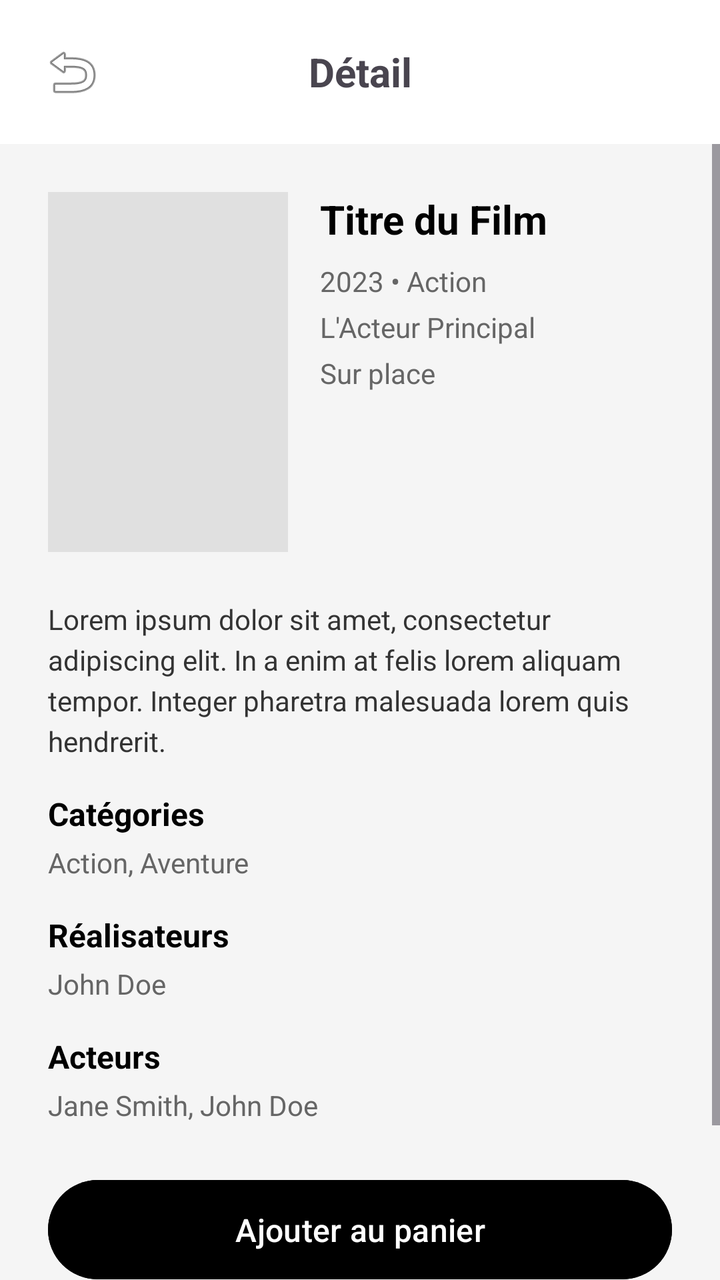
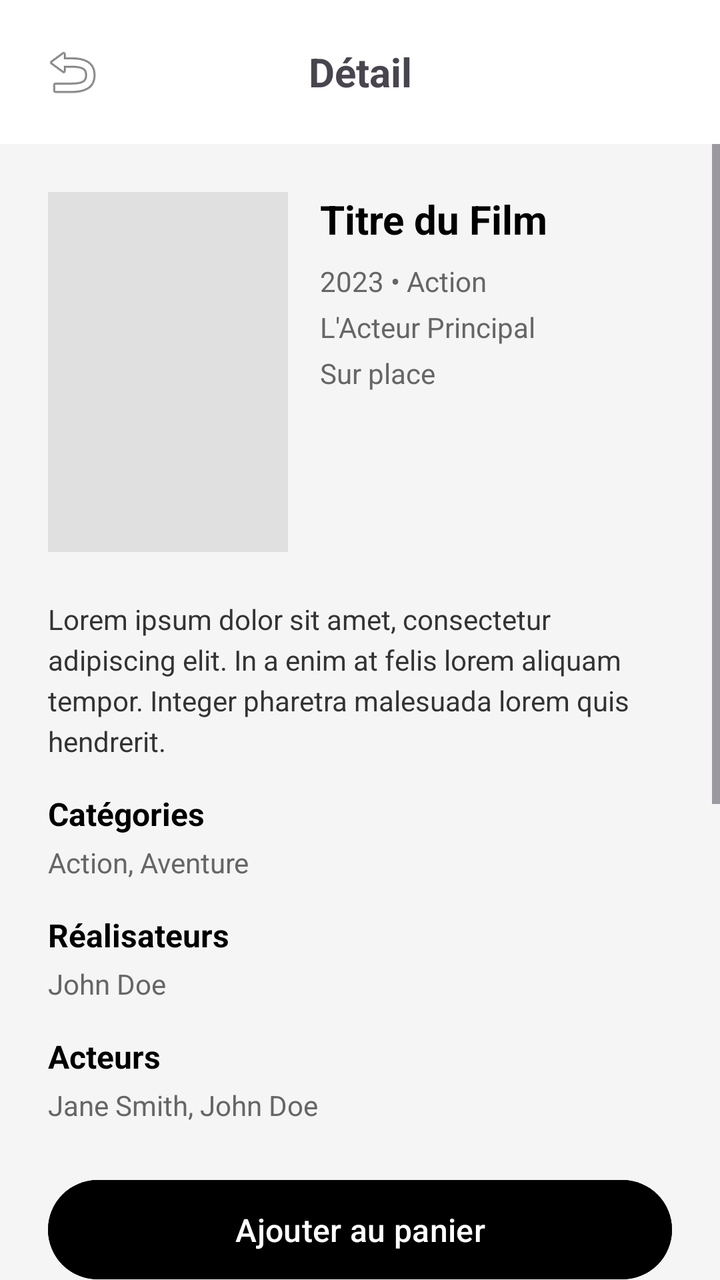

Screens rendered from an Android XML layout before and after an edit, with the pre-edit source and the edit as a unified diff.
<!-- AndroidManifest.xml: application theme Theme.Applicationrftg -->
<!-- res/layout/activity_detailfilm.xml -->
<?xml version="1.0" encoding="utf-8"?>
<LinearLayout xmlns:android="http://schemas.android.com/apk/res/android"
    android:layout_width="match_parent"
    android:layout_height="match_parent"
    android:orientation="vertical"
    android:background="#F5F5F5">

    
    <LinearLayout
        android:layout_width="match_parent"
        android:layout_height="wrap_content"
        android:orientation="horizontal"
        android:gravity="center_vertical"
        android:padding="16dp"
        android:background="@android:color/white">

        <ImageButton
            android:id="@+id/btnRetourHeader"
            android:layout_width="40dp"
            android:layout_height="40dp"
            android:background="?attr/selectableItemBackgroundBorderless"
            android:src="@android:drawable/ic_menu_revert"
            android:onClick="onRetourClicked"
            android:contentDescription="Retour"/>

        <TextView
            android:layout_width="0dp"
            android:layout_height="wrap_content"
            android:layout_weight="1"
            android:text="Détail"
            android:textSize="20sp"
            android:textStyle="bold"
            android:gravity="center"/>

        
        <View
            android:layout_width="40dp"
            android:layout_height="40dp"/>

    </LinearLayout>

    
    <FrameLayout
        android:layout_width="match_parent"
        android:layout_height="match_parent">

        <ScrollView
            android:id="@+id/scrollViewContent"
            android:layout_width="match_parent"
            android:layout_height="match_parent">

            <LinearLayout
                android:layout_width="match_parent"
                android:layout_height="wrap_content"
                android:orientation="vertical"
                android:padding="24dp">

            
            <LinearLayout
                android:layout_width="match_parent"
                android:layout_height="wrap_content"
                android:orientation="horizontal"
                android:layout_marginBottom="24dp">

                
                <ImageView
                    android:id="@+id/ivFilmPoster"
                    android:layout_width="120dp"
                    android:layout_height="180dp"
                    android:background="#E0E0E0"
                    android:scaleType="centerInside"
                    android:contentDescription="Affiche du film"/>

                
                <LinearLayout
                    android:layout_width="0dp"
                    android:layout_height="wrap_content"
                    android:layout_weight="1"
                    android:orientation="vertical"
                    android:layout_marginLeft="16dp">

                    <TextView
                        android:id="@+id/tvFilmTitle"
                        android:layout_width="match_parent"
                        android:layout_height="wrap_content"
                        android:text="Titre du Film"
                        android:textSize="20sp"
                        android:textStyle="bold"
                        android:textColor="#000000"
                        android:layout_marginBottom="8dp"/>

                    <TextView
                        android:id="@+id/tvFilmYearAndCategory"
                        android:layout_width="match_parent"
                        android:layout_height="wrap_content"
                        android:text="2023 • Action"
                        android:textSize="14sp"
                        android:textColor="#666666"
                        android:layout_marginBottom="4dp"/>

                    <TextView
                        android:id="@+id/tvFilmActor"
                        android:layout_width="match_parent"
                        android:layout_height="wrap_content"
                        android:text="L'Acteur Principal"
                        android:textSize="14sp"
                        android:textColor="#666666"
                        android:layout_marginBottom="4dp"/>

                    <TextView
                        android:id="@+id/tvFilmAvailability"
                        android:layout_width="match_parent"
                        android:layout_height="wrap_content"
                        android:text="Sur place"
                        android:textSize="14sp"
                        android:textColor="#666666"/>

                </LinearLayout>

            </LinearLayout>

            
            <TextView
                android:id="@+id/tvFilmDescription"
                android:layout_width="match_parent"
                android:layout_height="wrap_content"
                android:text="Lorem ipsum dolor sit amet, consectetur adipiscing elit. In a enim at felis lorem aliquam tempor. Integer pharetra malesuada lorem quis hendrerit."
                android:textSize="14sp"
                android:textColor="#333333"
                android:lineSpacingExtra="4dp"
                android:layout_marginBottom="16dp"/>

            
            <TextView
                android:layout_width="match_parent"
                android:layout_height="wrap_content"
                android:text="Catégories"
                android:textSize="16sp"
                android:textStyle="bold"
                android:textColor="#000000"
                android:layout_marginBottom="4dp"/>

            <TextView
                android:id="@+id/tvFilmCategories"
                android:layout_width="match_parent"
                android:layout_height="wrap_content"
                android:text="Action, Aventure"
                android:textSize="14sp"
                android:textColor="#666666"
                android:layout_marginBottom="16dp"/>

            
            <TextView
                android:layout_width="match_parent"
                android:layout_height="wrap_content"
                android:text="Réalisateurs"
                android:textSize="16sp"
                android:textStyle="bold"
                android:textColor="#000000"
                android:layout_marginBottom="4dp"/>

            <TextView
                android:id="@+id/tvFilmDirectors"
                android:layout_width="match_parent"
                android:layout_height="wrap_content"
                android:text="John Doe"
                android:textSize="14sp"
                android:textColor="#666666"
                android:layout_marginBottom="16dp"/>

            
            <TextView
                android:layout_width="match_parent"
                android:layout_height="wrap_content"
                android:text="Acteurs"
                android:textSize="16sp"
                android:textStyle="bold"
                android:textColor="#000000"
                android:layout_marginBottom="4dp"/>

            <TextView
                android:id="@+id/tvFilmActors"
                android:layout_width="match_parent"
                android:layout_height="wrap_content"
                android:text="Jane Smith, John Doe"
                android:textSize="14sp"
                android:textColor="#666666"
                android:layout_marginBottom="24dp"/>

            
            <Button
                android:id="@+id/btnCommander"
                android:layout_width="match_parent"
                android:layout_height="wrap_content"
                android:text="Ajouter au panier"
                android:textSize="16sp"
                android:padding="14dp"
                android:layout_marginBottom="12dp"
                android:backgroundTint="#000000"
                android:textColor="#FFFFFF"/>

            
            <TextView
                android:id="@+id/btnRetour"
                android:layout_width="match_parent"
                android:layout_height="wrap_content"
                android:text="Retour catalogue"
                android:textSize="16sp"
                android:textColor="#000000"
                android:gravity="center"
                android:padding="14dp"
                android:onClick="onRetourClicked"
                android:clickable="true"/>

            </LinearLayout>

        </ScrollView>

        
        <ProgressBar
            android:id="@+id/progressBarDetail"
            android:layout_width="wrap_content"
            android:layout_height="wrap_content"
            android:layout_gravity="center"
            android:visibility="gone"/>

    </FrameLayout>

</LinearLayout>
<!-- resources referenced by this layout -->
<resources>
  <style name="Theme.Applicationrftg" parent="Base.Theme.Applicationrftg" />
  <style name="Base.Theme.Applicationrftg" parent="Theme.Material3.DayNight.NoActionBar">
          
          
      </style>
</resources>

<!-- the commit's change to res/layout/activity_detailfilm.xml (unified diff, before → after) -->
@@ -212,6 +212,66 @@
                 android:onClick="onRetourClicked"
                 android:clickable="true"/>
 
+            
+            <View
+                android:layout_width="match_parent"
+                android:layout_height="1dp"
+                android:background="#E0E0E0"
+                android:layout_marginTop="24dp"
+                android:layout_marginBottom="16dp"/>
+
+            <TextView
+                android:layout_width="match_parent"
+                android:layout_height="wrap_content"
+                android:text="Commentaires"
+                android:textSize="18sp"
+                android:textStyle="bold"
+                android:textColor="#000000"
+                android:layout_marginBottom="16dp"/>
+
+            
+            <LinearLayout
+                android:id="@+id/layoutCommentaires"
+                android:layout_width="match_parent"
+                android:layout_height="wrap_content"
+                android:orientation="vertical"
+                android:layout_marginBottom="16dp">
+
+            </LinearLayout>
+
+            
+            <TextView
+                android:layout_width="match_parent"
+                android:layout_height="wrap_content"
+                android:text="Ajouter un commentaire"
+                android:textSize="16sp"
+                android:textStyle="bold"
+                android:textColor="#000000"
+                android:layout_marginBottom="8dp"/>
+
+            <EditText
+                android:id="@+id/etNouveauCommentaire"
+                android:layout_width="match_parent"
+                android:layout_height="100dp"
+                android:hint="Votre commentaire..."
+                android:gravity="top|start"
+                android:padding="12dp"
+                android:background="@android:color/white"
+                android:inputType="textMultiLine"
+                android:maxLines="4"
+                android:layout_marginBottom="12dp"/>
+
+            <Button
+                android:id="@+id/btnEnvoyerCommentaire"
+                android:layout_width="match_parent"
+                android:layout_height="wrap_content"
+                android:text="Envoyer"
+                android:textSize="16sp"
+                android:padding="14dp"
+                android:backgroundTint="#000000"
+                android:textColor="#FFFFFF"
+                android:layout_marginBottom="24dp"/>
+
             </LinearLayout>
 
         </ScrollView>
